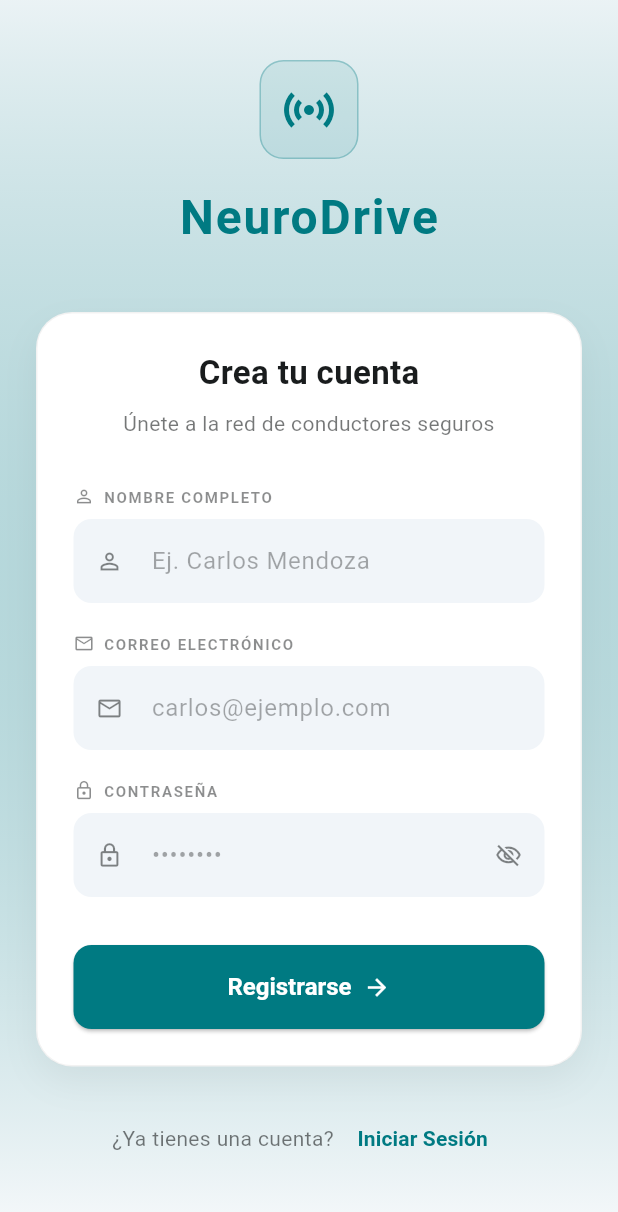
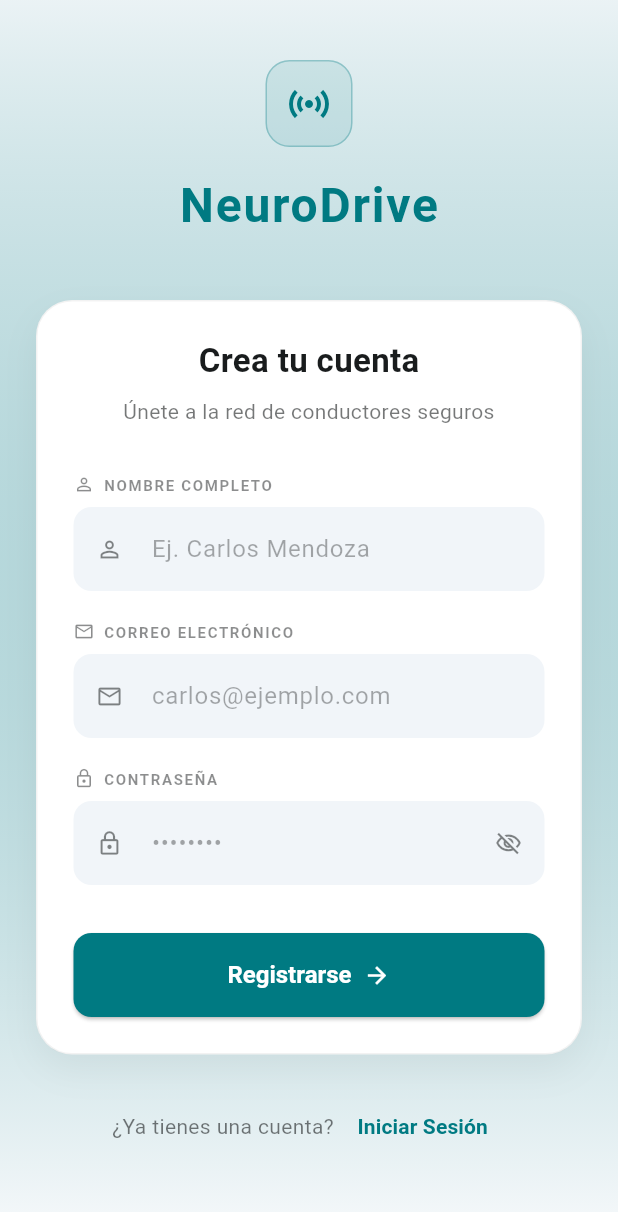
Before and after one commit to ra0214/neurodrive-app, a Flutter app: the screen it shows after launch, after a tap on "Registrarse", on a phone screen of 412 x 824 dp. Shown: the top 1212 px of the screen. Run offline on Flutter 3.47's test engine with Material 3 defaults, Android fonts, the phone set to English and light mode, and no system bars; our stand-ins replace device_preview; missing offline and left inert: flutter_windowmanager, safe_device; accounts and stored records are empty; network calls fail.

Commit message:
feat: integrar seguridad y refactorizar colores en la pantalla de Registro

```diff
--- a/lib/features/auth/presentation/views/register_screen.dart
+++ b/lib/features/auth/presentation/views/register_screen.dart
@@ -1,6 +1,8 @@
+import 'dart:io';
 import 'package:flutter/material.dart';
 import 'package:provider/provider.dart';
 import '../view_models/register_view_model.dart';
+import '../../../../core/security/security_service.dart';
 
 class RegisterScreen extends StatefulWidget {
   const RegisterScreen({super.key});
@@ -14,6 +16,46 @@ class _RegisterScreenState extends State<RegisterScreen> {
   final _emailController = TextEditingController();
   final _passwordController = TextEditingController();
   bool _obscurePassword = true;
+
+  @override
+  void initState() {
+    super.initState();
+    _checkSecurity();
+  }
+
+  Future<void> _checkSecurity() async {
+    final String? errorMessage = await SecurityService.checkDeviceSecurity();
+    if (errorMessage != null && mounted) {
+      showDialog(
+        context: context,
+        barrierDismissible: false,
+        builder: (context) => PopScope(
+          canPop: false,
+          child: AlertDialog(
+            backgroundColor: Theme.of(context).colorScheme.surface,
+            title: Row(
+              children: [
+                Icon(Icons.security, color: Theme.of(context).colorScheme.error),
+                const SizedBox(width: 10),
+                const Text('Bloqueo de Seguridad'),
+              ],
+            ),
+            content: Text(errorMessage, style: const TextStyle(fontSize: 14)),
+            actions: [
+              ElevatedButton(
+                onPressed: () => exit(0),
+                style: ElevatedButton.styleFrom(
+                  backgroundColor: Theme.of(context).colorScheme.error,
+                  foregroundColor: Theme.of(context).colorScheme.onError,
+                ),
+                child: const Text('CERRAR APLICACIÓN'),
+              ),
+            ],
+          ),
+        ),
+      );
+    }
+  }
 
   @override
   void dispose() {
@@ -56,7 +98,7 @@ class _RegisterScreenState extends State<RegisterScreen> {
                     borderRadius: BorderRadius.circular(16),
                     border: Border.all(color: theme.colorScheme.primary.withValues(alpha: 0.3)),
                   ),
-                  child: Icon(Icons.sensors, color: theme.colorScheme.primary, size: 40),
+                  child: Icon(Icons.sensors, color: theme.colorScheme.primary, size: 32),
                 ),
                 const SizedBox(height: 16),
                 Text(
```
Lines whose indentation alone changed are shown as unchanged.
